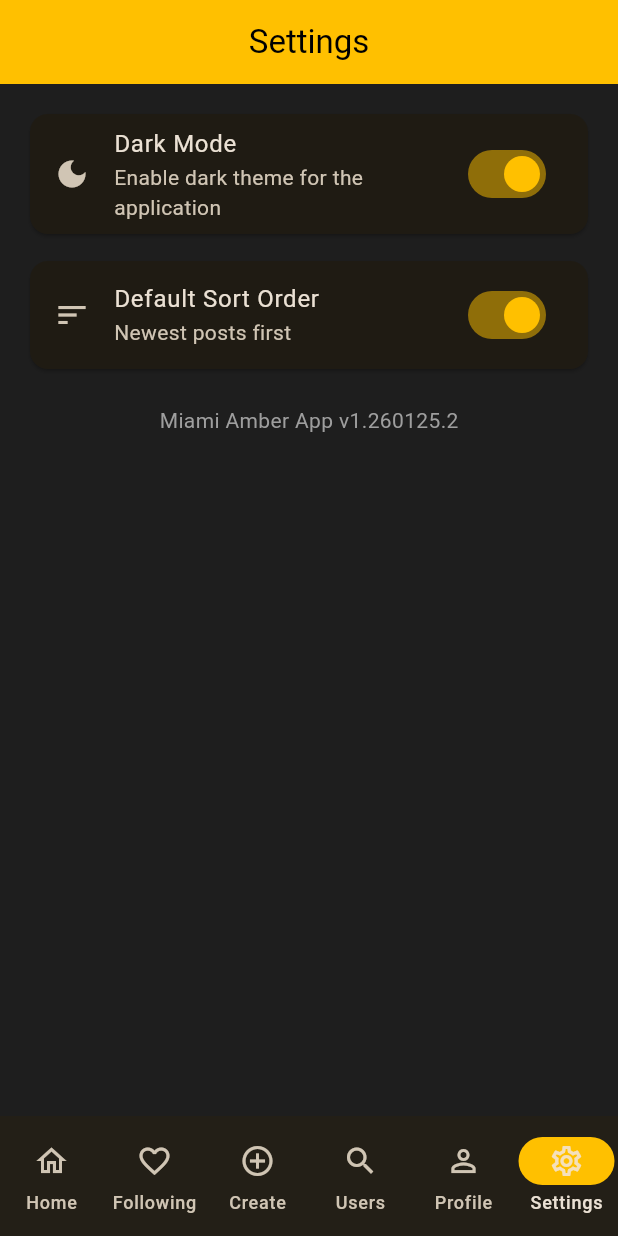
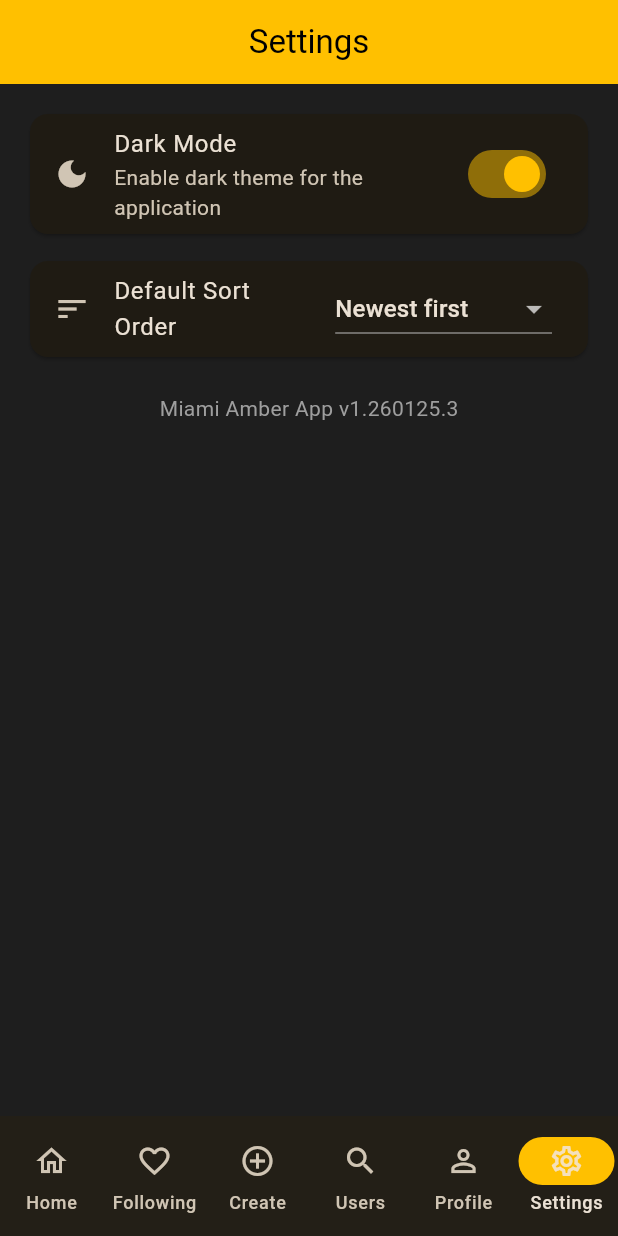
Before and after one commit to szymanp135/MiamiAmberFrontendFlutter, a Flutter app: the screen it shows after launch, item 6 of the bottom bar chosen, on a phone screen of 412 x 824 dp. Run offline on Flutter 3.47's test engine with Material 3 defaults, Android fonts, the phone set to English and light mode, and no system bars; our stand-ins replace html_unescape, shared_preferences; network calls fail.

Commit message:
added new sorting ways

```diff
--- a/lib/constants.dart
+++ b/lib/constants.dart
@@ -6,4 +6,4 @@ const kMiamiAmberColor = Color(0xFFFFC000);
 const kLightBgColor = Colors.white;
 const kDarkBgColor = Color(0xFF1E1E1E);
 
-const String versionText = "v1.260125.2";
+const String versionText = "v1.260125.3";
--- a/lib/page_settings.dart
+++ b/lib/page_settings.dart
@@ -47,13 +47,23 @@ class _SettingsTabContent extends StatelessWidget {
               child: ListTile(
                 leading: const Icon(Icons.sort),
                 title: const Text("Default Sort Order"),
-                subtitle: Text(settingsProvider.sortNewestFirst
-                    ? "Newest posts first"
-                    : "Oldest posts first"),
-                trailing: Switch(
-                  value: settingsProvider.sortNewestFirst,
-                  activeColor: kMiamiAmberColor,
-                  onChanged: (val) => settingsProvider.setSortOrder(val),
+                trailing: DropdownButton<SortingType>(
+                  value: settingsProvider.sortingType,
+                  items: const [
+                    DropdownMenuItem(
+                        value: SortingType.byNewest, child: Text("Newest first")),
+                    DropdownMenuItem(
+                        value: SortingType.byOldest, child: Text("Oldest first")),
+                    DropdownMenuItem(
+                        value: SortingType.byMostRated, child: Text("Most Rated first")),
+                    DropdownMenuItem(
+                        value: SortingType.byLeastRated, child: Text("Least Rated first")),
+                  ],
+                  onChanged: (val) {
+                    if (val != null) {
+                      settingsProvider.setSortOrder(val);
+                    }
+                  },
                 ),
               ),
             ),
--- a/lib/providers.dart
+++ b/lib/providers.dart
@@ -62,10 +62,27 @@ class AuthProvider with ChangeNotifier {
   }
 }
 
+enum SortingType {
+  byNewest,
+  byOldest,
+  byMostRated,
+  byLeastRated;
+
+  static SortingType fromString(String s) => switch (s) {
+    "byNewest" => byNewest,
+    "byOldest" => byOldest,
+    "byMostRated" => byMostRated,
+    "byLeastRated" => byLeastRated,
+    _ => byNewest
+  };
+}
+
+String SortingTypeToString(SortingType arg) => arg.toString().split(".").last;
+
 class SettingsProvider with ChangeNotifier {
-  bool _sortNewestFirst = true; // Domyślnie najnowsze na górze
+  SortingType _sortingType = SortingType.byNewest;
 
-  bool get sortNewestFirst => _sortNewestFirst;
+  SortingType get sortingType => _sortingType;
 
   SettingsProvider() {
     _loadSettings();
@@ -73,14 +90,15 @@ class SettingsProvider with ChangeNotifier {
 
   Future<void> _loadSettings() async {
     final prefs = await SharedPreferences.getInstance();
-    _sortNewestFirst = prefs.getBool('sortNewestFirst') ?? true;
+    final type = prefs.getString('sortingType') ?? SortingTypeToString(SortingType.byNewest);
+    _sortingType = SortingType.fromString(type);
     notifyListeners();
   }
 
-  Future<void> setSortOrder(bool newestFirst) async {
-    _sortNewestFirst = newestFirst;
+  Future<void> setSortOrder(SortingType sorting) async {
+    _sortingType = sorting;
     final prefs = await SharedPreferences.getInstance();
-    await prefs.setBool('sortNewestFirst', newestFirst);
+    await prefs.setString('sortingType', SortingTypeToString(sorting));
     notifyListeners();
   }
 }
```
Also changed, not shown: lib/common_widgets.dart (+16 -9 lines).
